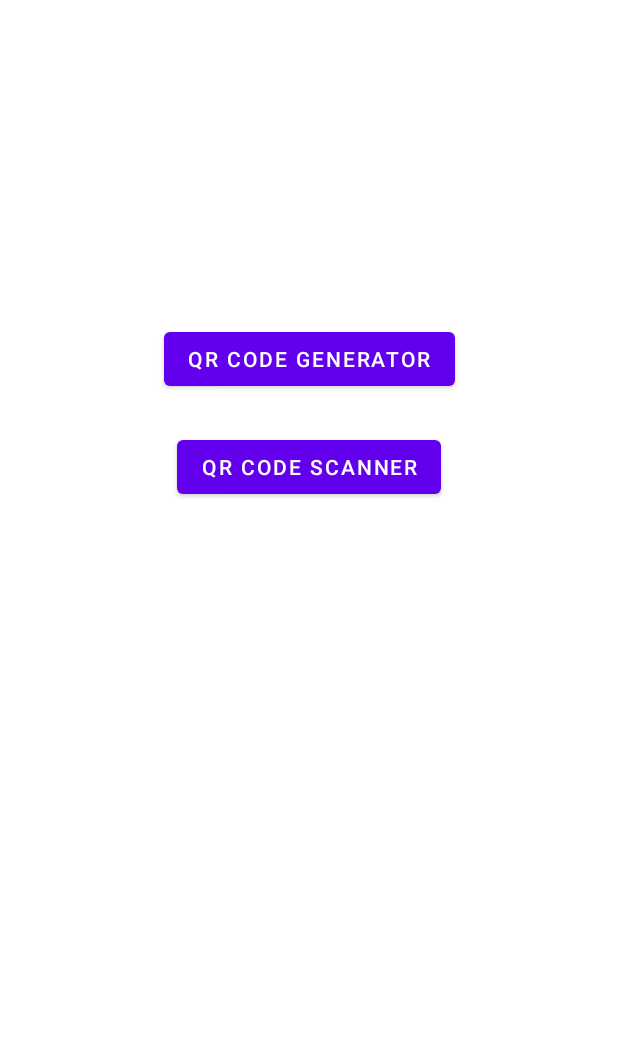
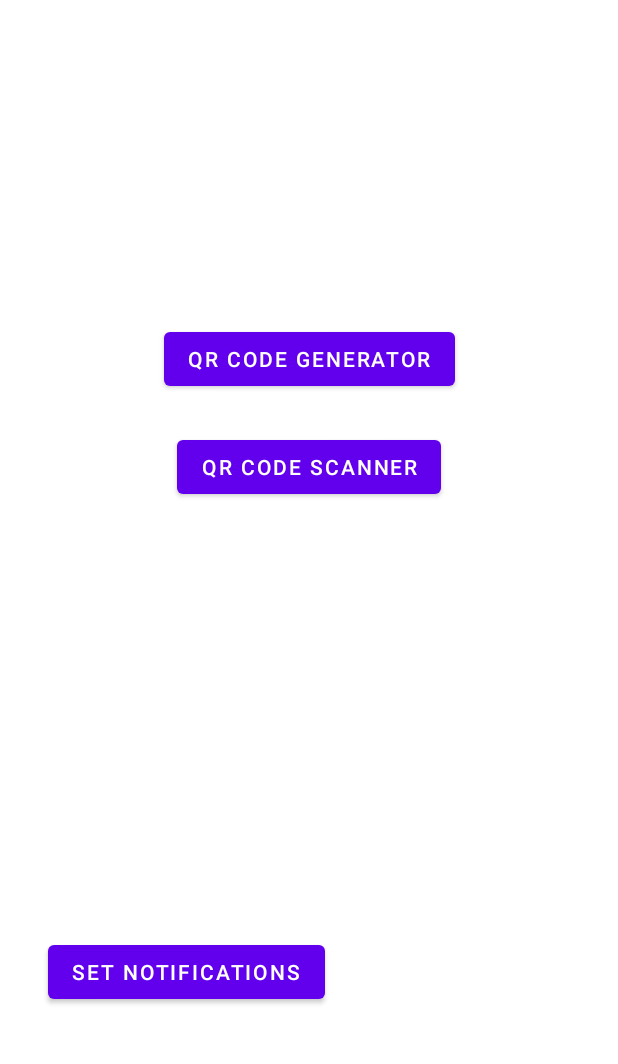
Before and after one commit to skdevelopor/Inventory-Management-QR-Code, an Android app: the screen it shows after launch once a user with an empty profile is signed in (qrreadandgenerator), on a phone screen of 412 x 824 dp, the part 154-1218 px from its top. Run offline under Robolectric (Android 15) with nearby library versions, the phone set to English and light mode, and no system bars; our stand-ins replace Firebase (no records; nobody signed in at launch, a user with empty details on screens opened directly); Roboto replaces fonts that are not available here.

Commit message:
sample qr

```diff
--- a/app/src/main/java/sk/dev/qr_ims/qrreadandgenerator.java
+++ b/app/src/main/java/sk/dev/qr_ims/qrreadandgenerator.java
@@ -35,5 +35,11 @@ public class qrreadandgenerator extends AppCompatActivity {
         startActivity(intent);
         finish();
     }
+    public void setNotification(View view){
+
+        Intent intent = new Intent(qrreadandgenerator.this,AsetNotifyDemo.class);
+        startActivity(intent);
+    }
+
 
 }
--- a/app/src/main/res/layout/activity_qrreadandgenerator.xml
+++ b/app/src/main/res/layout/activity_qrreadandgenerator.xml
@@ -17,6 +17,7 @@
         app:layout_constraintEnd_toEndOf="parent"
         app:layout_constraintStart_toStartOf="parent"
         app:layout_constraintTop_toTopOf="parent" />
+
 
     <Button
         android:id="@+id/button5"
@@ -41,6 +42,25 @@
         app:layout_constraintStart_toStartOf="parent"
         app:layout_constraintTop_toTopOf="parent"
         app:layout_constraintVertical_bias="0.118"
-        app:srcCompat="@drawable/logout" />
+        app:srcCompat="@drawable/logout"
+        tools:ignore="SpeakableTextPresentCheck" />
+
+    <Button
+        android:id="@+id/setNOTIFICATION"
+        android:layout_width="wrap_content"
+        android:layout_height="wrap_content"
+        android:layout_marginStart="32dp"
+        android:layout_marginTop="250dp"
+        android:layout_marginEnd="175dp"
+        android:layout_marginBottom="49dp"
+        android:onClick="setNotification"
+        android:text="set notifications"
+        app:layout_constraintBottom_toBottomOf="parent"
+        app:layout_constraintEnd_toEndOf="parent"
+        app:layout_constraintHorizontal_bias="0.0"
+        app:layout_constraintStart_toStartOf="parent"
+        app:layout_constraintTop_toBottomOf="@+id/button5"
+        app:layout_constraintVertical_bias="1.0" />
+
 
 </androidx.constraintlayout.widget.ConstraintLayout>
```
